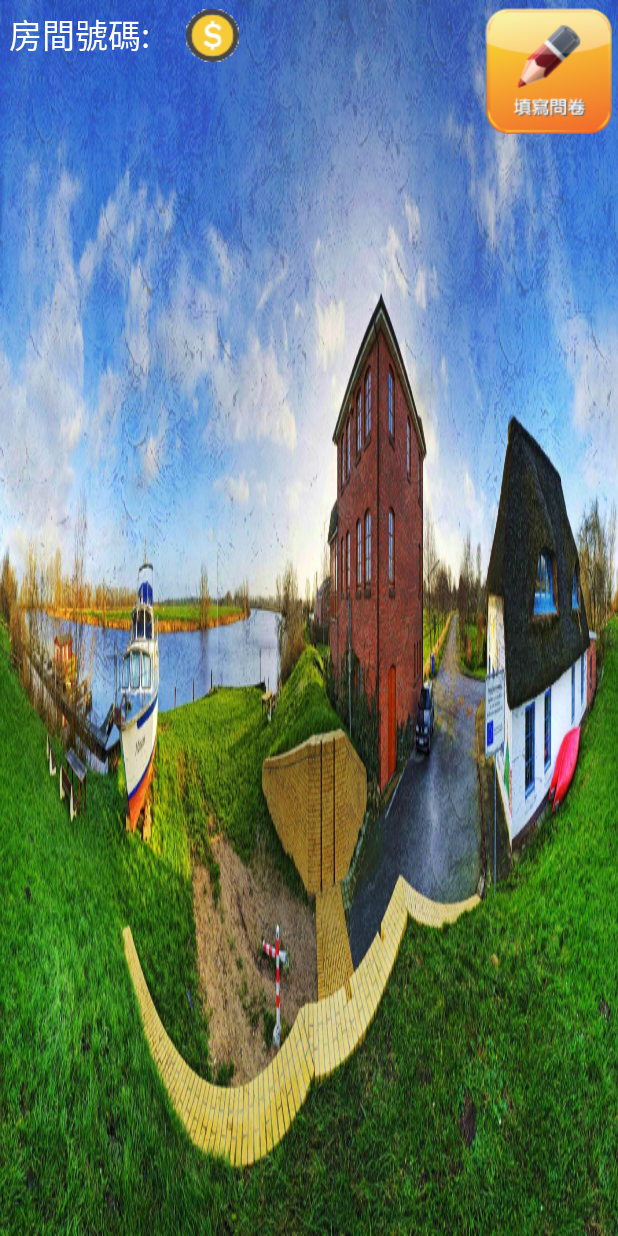
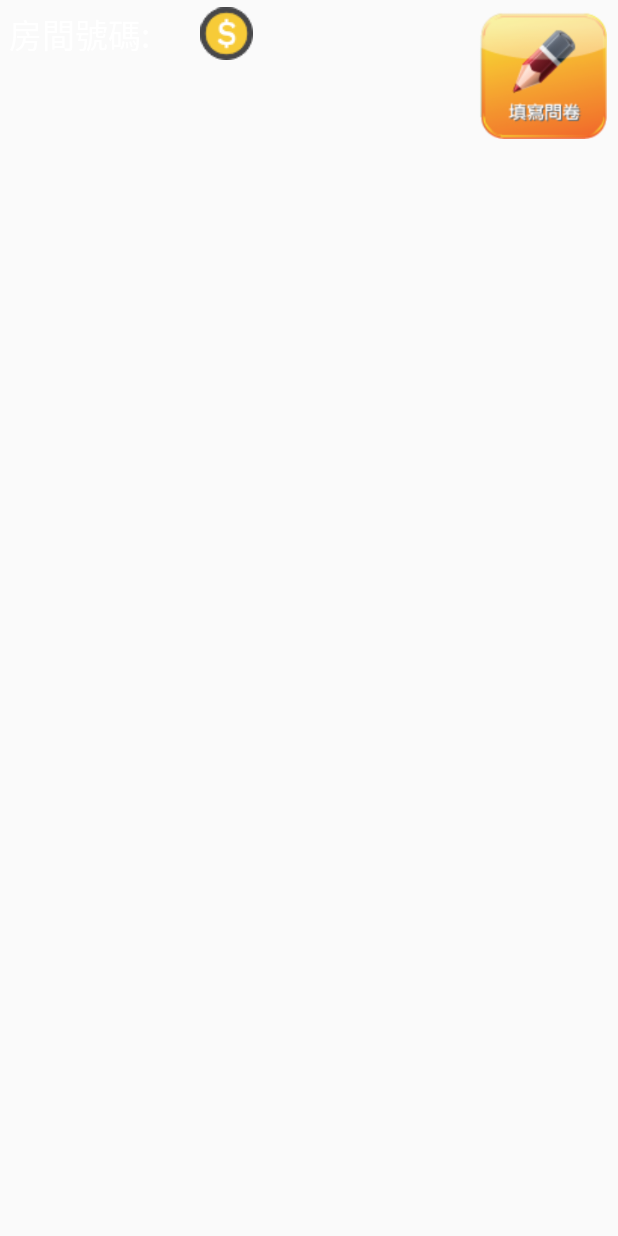
Before and after one commit to Johnny850807/Grace-Hotel-APP, an Android app: the layout activity_game.xml on its own in the app's theme, with its tools: preview values and no code run, on a phone screen of 412 x 824 dp. Run offline under Robolectric (Android 15) with nearby library versions, the phone set to English and light mode, and no system bars.

Commit message:
new delayed main

```diff
--- a/GraceHotel/app/src/main/java/com/ood/clean/waterball/gracehotel/Model/sprite/Background.java
+++ b/GraceHotel/app/src/main/java/com/ood/clean/waterball/gracehotel/Model/sprite/Background.java
@@ -11,6 +11,7 @@ public class Background extends Sprite {
 	private Collection<Sprite> gameItems = new ArrayList<>();
 	private int screenWidth;
 	private int screenHeight;
+	private int directionFactor = 1;  //used for increasing X in each update, assign this -1 for the opposite direction.
 
 	public Background(int width, int height, ImageSequence imageSequence, int screenWidth, int screenHeight) {
 		super(width, height, imageSequence);
--- a/GraceHotel/app/src/main/java/com/ood/clean/waterball/gracehotel/View/GameActivity.java
+++ b/GraceHotel/app/src/main/java/com/ood/clean/waterball/gracehotel/View/GameActivity.java
@@ -1,5 +1,6 @@
 package com.ood.clean.waterball.gracehotel.View;
 
+import android.annotation.SuppressLint;
 import android.os.Bundle;
 import android.support.v4.app.DialogFragment;
 import android.support.v7.app.AppCompatActivity;
@@ -47,11 +48,12 @@ public class GameActivity extends AppCompatActivity {
         user = (User) getIntent().getSerializableExtra("User");
     }
 
+    @SuppressLint("SetTextI18n")
     private void setupViews(){
         initAndAddGameSurfaceView();
         setupIconButtons();
-        roomNumberTxt.setText("  " + user.getRoomNumber());  // spaces for margin left
-        moneyTxt.setText(String.valueOf(user.getMoney()));
+        roomNumberTxt.setText(user.getRoomNumber());  // spaces for margin left
+        moneyTxt.setText(String.valueOf(user.getMoney()) + "$");
     }
 
     private void initAndAddGameSurfaceView(){
--- a/GraceHotel/app/src/main/res/layout/activity_game.xml
+++ b/GraceHotel/app/src/main/res/layout/activity_game.xml
@@ -3,7 +3,6 @@
     xmlns:tools="http://schemas.android.com/tools"
     android:layout_width="match_parent"
     android:layout_height="match_parent"
-    android:background="@drawable/testbg"
     tools:context="com.ood.clean.waterball.gracehotel.View.GameActivity">
 
     <RelativeLayout
@@ -24,25 +23,25 @@
             <ImageButton
                 android:layout_width="@dimen/iconSize"
                 android:layout_height="@dimen/iconSize"
-                android:layout_margin="7dp"
+                android:layout_margin="12dp"
                 android:id="@+id/icon1"
                 android:background="@android:color/transparent"/>
             <ImageButton
                 android:layout_width="@dimen/iconSize"
                 android:layout_height="@dimen/iconSize"
-                android:layout_margin="7dp"
+                android:layout_margin="12dp"
                 android:id="@+id/icon2"
                 android:background="@android:color/transparent"/>
             <ImageButton
                 android:layout_width="@dimen/iconSize"
                 android:layout_height="@dimen/iconSize"
-                android:layout_margin="7dp"
+                android:layout_margin="12dp"
                 android:id="@+id/icon3"
                 android:background="@android:color/transparent"/>
             <ImageButton
                 android:layout_width="@dimen/iconSize"
                 android:layout_height="@dimen/iconSize"
-                android:layout_margin="7dp"
+                android:layout_margin="12dp"
                 android:id="@+id/icon4"
                 android:background="@android:color/transparent"/>
         </LinearLayout>
@@ -52,7 +51,7 @@
             android:layout_height="85dp"
             android:scaleType="fitCenter"
             android:id="@+id/surveyBtn"
-            android:layout_margin="4dp"
+            android:layout_margin="7dp"
             android:src="@drawable/survey"
             android:background="@android:color/transparent"
             android:layout_alignParentTop="true"
@@ -84,15 +83,21 @@
                 android:textSize="22sp"
                 android:id="@+id/roomNumberTxt"/>
 
+            <ImageView
+                android:layout_width="wrap_content"
+                android:layout_height="wrap_content"
+                android:layout_gravity="center"
+                android:layout_marginLeft="15dp"
+                android:src="@drawable/coin"/>
+
             <TextView
                 android:layout_width="wrap_content"
                 android:layout_height="wrap_content"
                 android:textAppearance="@style/basicTextStyle"
-                android:layout_margin="6dp"
                 android:textColor="#fff"
-                android:gravity="center_vertical"
-                android:drawableLeft="@drawable/coin"
-                android:drawableStart="@drawable/coin"
+                android:layout_gravity="center"
+                android:layout_marginLeft="10dp"
+                android:layout_marginStart="10dp"
                 android:id="@+id/moneyTxt"
                 android:textSize="22sp"/>
 
```
Also changed, not shown: GraceHotel/app/src/main/java/com/ood/clean/waterball/gracehotel/Model/sprite/SpritePrototypeFactory.java (+8 -2 lines), GraceHotel/app/src/main/java/com/ood/clean/waterball/gracehotel/Presenter/GamePresenter.java (+6 -2 lines), GraceHotel/app/src/main/java/com/ood/clean/waterball/gracehotel/Presenter/MainPresenter.java (+15 -4 lines), GraceHotel/app/src/main/java/com/ood/clean/waterball/gracehotel/View/GameSurfaceView.java (+8 -4 lines), GraceHotel/app/src/main/res/drawable/roombg.jpg (added), GraceHotel/app/src/main/res/drawable/treasure.png (added).
